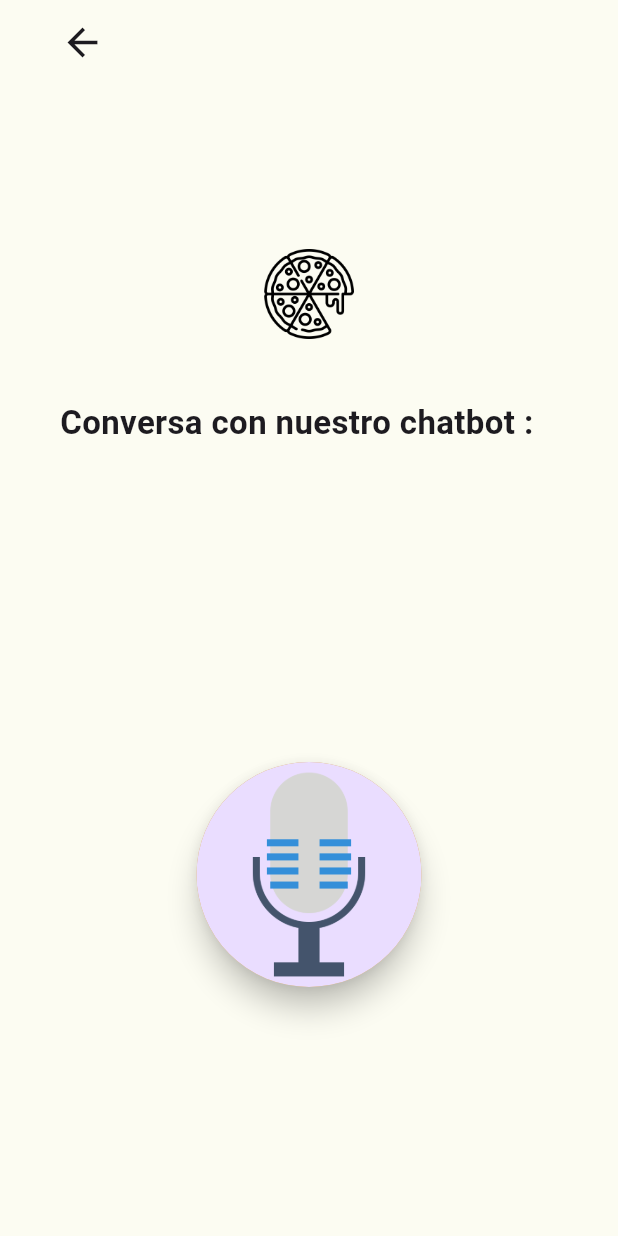
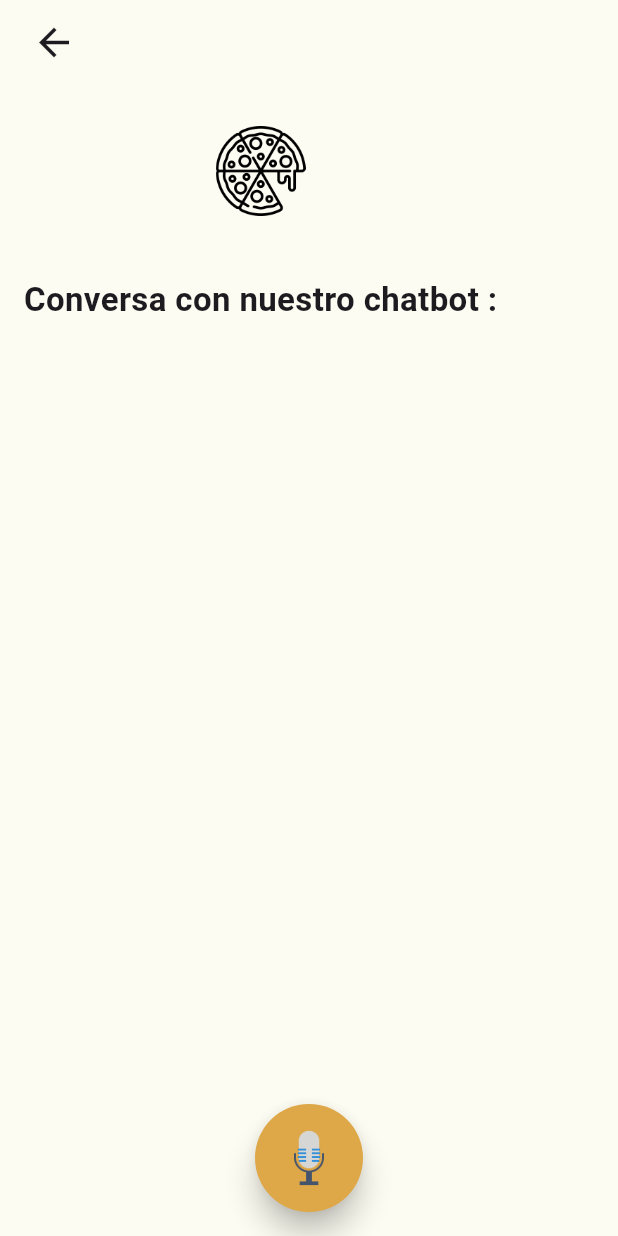
Before and after one commit to AmineBennani7/Smart-Voice-Restaurant-Assistant, a Flutter app: the ConversationPage screen opened by its route, on a phone screen of 412 x 824 dp. Run offline on Flutter 3.47's test engine with Material 3 defaults, Android fonts, the light colour scheme and no system bars; drawn by our look-alikes of avatar_glow; our stand-ins replace flutter_tts, google_fonts; missing offline and left inert: speech_to_text_google_dialog.

Commit message:
flutter responsive app

```diff
--- a/frontend/mobile/mobile_order/lib/main.dart
+++ b/frontend/mobile/mobile_order/lib/main.dart
@@ -1,5 +1,5 @@
 import 'package:flutter/material.dart';
-import 'package:mobile_order/pages/conversationpage.dart';
+import 'package:mobile_order/pages/conversation_page.dart';
 import 'package:mobile_order/pages/info_page.dart';
 import 'package:mobile_order/pages/intro_page.dart';
 
--- /dev/null
+++ b/frontend/mobile/mobile_order/lib/pages/conversation_page.dart
@@ -0,0 +1,153 @@
+import 'package:flutter/material.dart';
+import 'package:avatar_glow/avatar_glow.dart';
+import 'package:speech_to_text_google_dialog/speech_to_text_google_dialog.dart';
+import 'package:flutter_tts/flutter_tts.dart';
+import 'package:http/http.dart' as http;
+import 'dart:convert';
+
+class ConversationPage extends StatefulWidget {
+  const ConversationPage({Key? key}) : super(key: key);
+
+  @override
+  _ConversationPageState createState() => _ConversationPageState();
+}
+
+class _ConversationPageState extends State<ConversationPage> {
+  bool isRecording = false;
+  String textSpeech = '';
+  final FlutterTts flutterTts = FlutterTts();
+
+  @override
+  Widget build(BuildContext context) {
+    return Scaffold(
+      backgroundColor: const Color.fromARGB(255, 252, 252, 242),
+      appBar: AppBar(
+        backgroundColor: Colors.transparent,
+        elevation: 0,
+        leading: IconButton(
+          padding: const EdgeInsets.only(left: 16.0),
+          icon: Icon(Icons.arrow_back),
+          iconSize: 30.0,
+          onPressed: () {
+            Navigator.of(context).pop();
+          },
+        ),
+      ),
+      floatingActionButtonLocation: FloatingActionButtonLocation.centerFloat,
+      floatingActionButton: GestureDetector(
+        onTap: toggleListening,
+        child: AvatarGlow(
+          startDelay: const Duration(milliseconds: 10),
+          glowColor: const Color.fromARGB(255, 44, 37, 37),
+          glowShape: BoxShape.circle,
+          curve: Curves.fastOutSlowIn,
+          animate: isRecording,
+          duration: const Duration(milliseconds: 1500),
+          child: Material(
+            elevation: 8.0,
+            shape: const CircleBorder(),
+            color: isRecording
+                ? Colors.red
+                : const Color.fromARGB(255, 222, 167, 72),
+            child: Padding(
+              padding: const EdgeInsets.all(16.0),
+              child: Image.asset(
+                'lib/images/microphone.png',
+                width: 40.0,
+                height: 40.0,
+              ),
+            ),
+          ),
+        ),
+      ),
+      body: SingleChildScrollView(
+        child: Padding(
+          padding: const EdgeInsets.all(16.0),
+          child: Column(
+            crossAxisAlignment: CrossAxisAlignment.center,
+            children: [
+              SizedBox(height: 12.0),
+              Image.asset(
+                'lib/images/pizza.png',
+                width: 70.0,
+                height: 60.0,
+              ),
+              SizedBox(height: 40.0),
+              Text(
+                'Conversa con nuestro chatbot :',
+                style: TextStyle(fontSize: 22.0, fontWeight: FontWeight.bold),
+                textAlign: TextAlign.center,
+              ),
+              SizedBox(height: 40.0),
+              Text(
+                textSpeech,
+                style: TextStyle(fontSize: 25.0),
+                textAlign: TextAlign.center,
+              ),
+            ],
+          ),
+        ),
+      ),
+    );
+  }
+
+  void toggleListening() async {
+    setState(() {
+      isRecording = !isRecording;
+    });
+
+    if (isRecording) {
+      // Iniciar la escucha
+      bool isServiceAvailable = await SpeechToTextGoogleDialog.getInstance()
+          .showGoogleDialog(
+        onTextReceived: (data) async {
+          setState(() {
+            textSpeech = data.toString();
+          });
+
+          // Enviar solicitud POST al servidor
+          await sendTextToAPI(textSpeech);
+        },
+        locale: "es-ES",
+      );
+
+      if (!isServiceAvailable) {
+        ScaffoldMessenger.of(context).showSnackBar(SnackBar(
+          content: const Text('El servicio no está disponible'),
+          backgroundColor: Colors.red,
+          behavior: SnackBarBehavior.floating,
+        ));
+      }
+    } else {
+      // Detener la escucha (no se necesita hacer nada aquí)
+    }
+  }
+
+  Future<void> sendTextToAPI(String text) async {
+    final response = await http.post(
+      Uri.parse('http://10.0.2.2:5000/chat'),
+      headers: <String, String>{
+        'Content-Type': 'application/json; charset=UTF-8',
+      },
+      body: jsonEncode(<String, String>{
+        'user_question': text,
+      }),
+    );
+
+    if (response.statusCode == 200) {
+      setState(() {
+        textSpeech = json.decode(response.body)["response"];
+      });
+
+      await flutterTts.setLanguage('es-ES');
+      await flutterTts.setSpeechRate(0.5);
+      await flutterTts.speak(textSpeech);
+    } else {
+      ScaffoldMessenger.of(context).showSnackBar(SnackBar(
+        content: Text('Error: ${response.statusCode}'),
+        backgroundColor: Colors.red,
+        behavior: SnackBarBehavior.floating,
+      ));
+    }
+  }
+}
--- a/frontend/mobile/mobile_order/lib/pages/conversationpage.dart
+++ /dev/null
@@ -1,162 +0,0 @@
-import 'dart:convert';
-import 'package:http/http.dart' as http;
-import 'package:flutter/material.dart';
-import 'package:avatar_glow/avatar_glow.dart';
-import 'package:speech_to_text_google_dialog/speech_to_text_google_dialog.dart';
-import 'package:flutter_tts/flutter_tts.dart';
-
-
-class ConversationPage extends StatefulWidget {
-  const ConversationPage({Key? key}) : super(key: key);
-
-  @override
-  _ConversationPageState createState() => _ConversationPageState();
-}
-
-class _ConversationPageState extends State<ConversationPage> {
-  bool isRecording = false;
-  String textSpeech = '';
-
-  @override
-  Widget build(BuildContext context) {
-    return Scaffold(
-      backgroundColor: const Color.fromARGB(255, 252, 252, 242),
-      appBar: AppBar(
-        backgroundColor: Colors.transparent,
-        elevation: 0, // Elimina la sombra del app bar
-
-        leading: IconButton(
-          padding: const EdgeInsets.only(left: 40.0),
-          icon: Icon(Icons.arrow_back),
-          iconSize: 30.0,
-          onPressed: () {
-            Navigator.of(context).pop(); // Vuelve atrás al presionar el botón
-          },
-        ),
-      ),
-      floatingActionButtonLocation: FloatingActionButtonLocation.centerFloat,
-      floatingActionButton: GestureDetector(
-        onTap: toggleListening, // Utiliza el método toggleListening en lugar de repetir la lógica de pulsar el botón
-        child: AvatarGlow(
-          startDelay: const Duration(milliseconds: 10),
-          glowColor: const Color.fromARGB(255, 44, 37, 37),
-          glowShape: BoxShape.circle,
-          curve: Curves.fastOutSlowIn,
-          animate: isRecording,
-          duration: const Duration(milliseconds: 1500),
-          child: Material(
-            elevation: 8.0,
-            shape: const CircleBorder(),
-            color: isRecording
-                ? Colors.red // Change the color while recording
-                : const Color.fromARGB(255, 222, 167, 72),
-            child: CircleAvatar(
-              backgroundImage: AssetImage('lib/images/microphone.png'),
-              radius: 75.0,
-            ),
-          ),
-        ),
-      ),
-      bottomNavigationBar: SizedBox(height: 150.0),
-      body: Padding(
-        padding: const EdgeInsets.all(40.0),
-        child: Column(
-          crossAxisAlignment: CrossAxisAlignment.start,
-          mainAxisAlignment: MainAxisAlignment.start,
-          children: [
-            Center(
-              child: Padding(
-                padding: const EdgeInsets.only(top: 70.0, bottom: 0.0),
-                child: Image.asset(
-                  'lib/images/pizza.png',
-                  width: 70.0,
-                  height: 60.0,
-                ),
-              ),
-            ),
-            const SizedBox(height: 40.0),
-            const Text(
-              'Conversa con nuestro chatbot :',
-              style: TextStyle(fontSize: 22.0, fontWeight: FontWeight.bold),
-            ),
-            const SizedBox(height:80.0),
-            Text(
-              textSpeech,
-              style: const TextStyle(fontSize: 25.0),
-            ),
-          ],
-        ),
-      ),
-    );
-  }
-
-  void toggleListening() async {
-  setState(() {
-    isRecording = !isRecording;
-  });
-
-  if (isRecording) {
-    // Iniciar la escucha
-    bool isServiceAvailable = await SpeechToTextGoogleDialog.getInstance()
-        .showGoogleDialog(
-      onTextReceived: (data) async {
-        setState(() {
-          textSpeech = data.toString();
-        });
-
-        // Enviar solicitud POST al servidor
-        await sendTextToAPI(textSpeech);
-      },
-      locale: "es-ES", //  español
-    );
-
-    if (!isServiceAvailable) {
-      ScaffoldMessenger.of(context).showSnackBar(SnackBar(
-        content: const Text('El servicio no está disponible'),
-        backgroundColor: Colors.red,
-        behavior: SnackBarBehavior.floating,
-        margin: EdgeInsets.only(
-          bottom: MediaQuery.of(context).size.height - 100,
-          left: 16,
-          right: 16,
-        ),
-      ));
-    }
-  } else {
-    // Detener la escucha (no se necesita hacer nada aquí)
-  }
-}
-
-Future<void> sendTextToAPI(String text) async {
-  final response = await http.post(
-    Uri.parse('http://10.0.2.2:5000/chat'), //Android emulador proporcionan una dirección especial 10.0.2.2 que puedes utilizar en lugar de localhost o 127.0.0.1
-                                            //para referirte a tu máquina anfitriona. Por lo tanto, si haces una solicitud a http://10.0.2.2:5000, l
-                                            //a aplicación en el emulador Android podrá comunicarse con tu servidor Flask que se ejecuta en tu máquina física.
-
-    headers: <String, String>{
-      'Content-Type': 'application/json; charset=UTF-8',
-    },
-    body: jsonEncode(<String, String>{
-      'user_question': text,
-    }),
-  );
-
-  if (response.statusCode == 200) {
-    // Si la solicitud es exitosa, muestra la respuesta de la API en la pantalla
-    setState(() {
-      textSpeech = json.decode(response.body)["response"];
-    });
-  } else {
-    // Si hay un error en la solicitud, muestra un mensaje de error en la pantalla
-    ScaffoldMessenger.of(context).showSnackBar(SnackBar(
-      content: Text('Error: ${response.statusCode}'),
-      backgroundColor: Colors.red,
-      behavior: SnackBarBehavior.floating,
-      margin: EdgeInsets.only(
-        bottom: MediaQuery.of(context).size.height - 100,
-        left: 16,
-        right: 16,
-      ),
-    ));
-  }
-}}
```
Also changed, not shown: frontend/mobile/mobile_order/lib/pages/info_page.dart (+44 -98 lines), frontend/mobile/mobile_order/lib/pages/intro_page.dart (+27 -69 lines).
